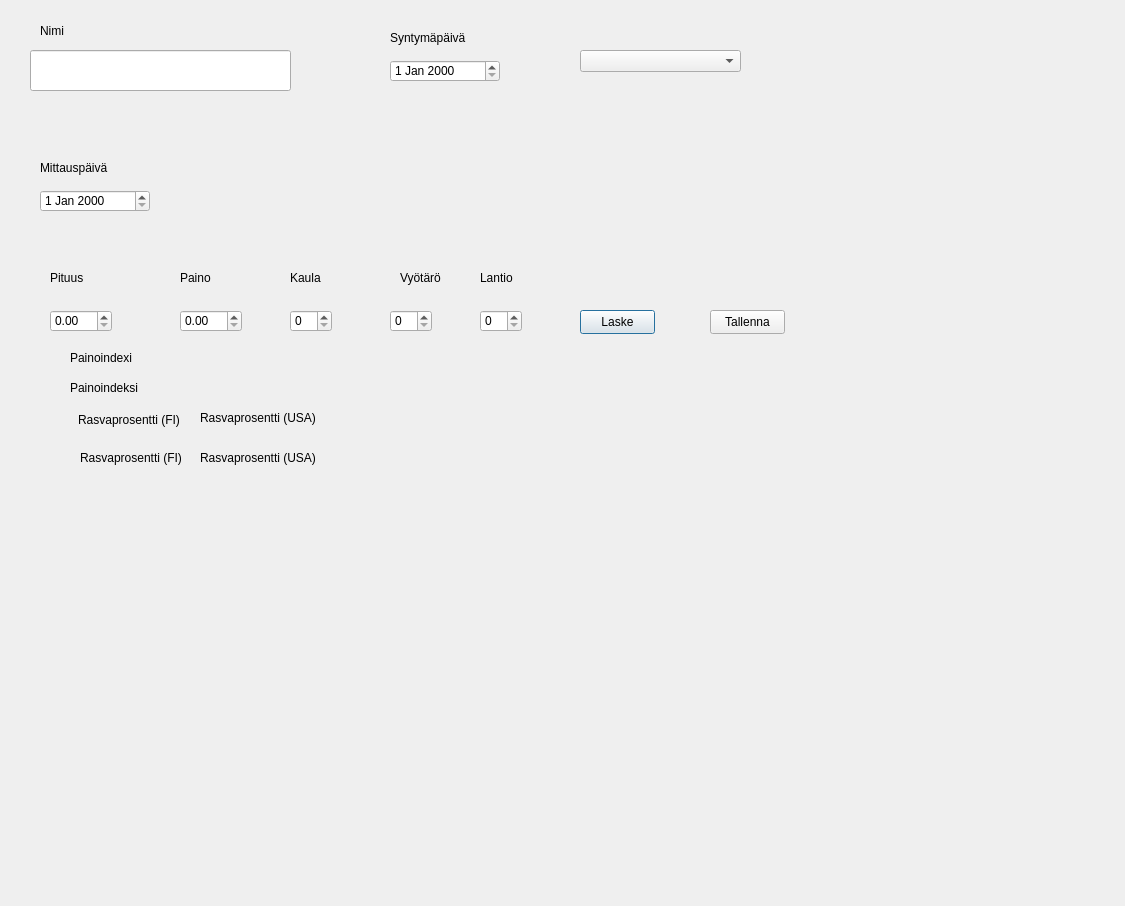
The window that Main.ui (Sandrowue/FitnessGUI) describes before a commit, drawn with Qt 5.
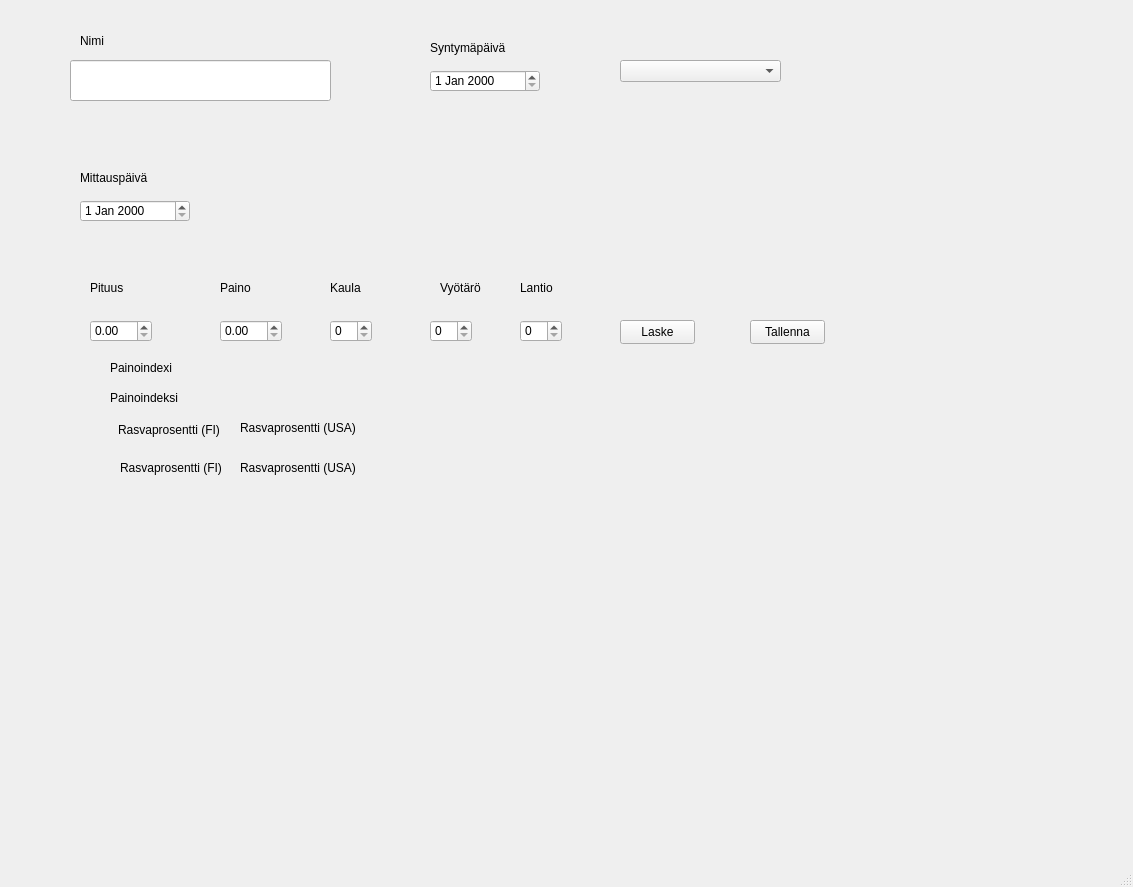
The same window after the commit.

Patch:
```diff
--- a/Main.ui
+++ b/Main.ui
@@ -1,23 +1,178 @@
 <?xml version="1.0" encoding="UTF-8"?>
 <ui version="4.0">
- <class>Dialog</class>
- <widget class="QDialog" name="Dialog">
+ <class>MainWindow</class>
+ <widget class="QMainWindow" name="MainWindow">
   <property name="geometry">
    <rect>
     <x>0</x>
     <y>0</y>
-    <width>1125</width>
-    <height>906</height>
+    <width>1133</width>
+    <height>887</height>
    </rect>
   </property>
   <property name="windowTitle">
    <string>Dialog</string>
   </property>
+  <widget class="QWidget" name="centralwidget">
+   <widget class="QDateEdit" name="birthDateEdit">
+    <property name="geometry">
+     <rect>
+      <x>430</x>
+      <y>70</y>
+      <width>110</width>
+      <height>22</height>
+     </rect>
+    </property>
+   </widget>
+   <widget class="QDoubleSpinBox" name="weightDoubleSpinBox">
+    <property name="geometry">
+     <rect>
+      <x>220</x>
+      <y>320</y>
+      <width>62</width>
+      <height>22</height>
+     </rect>
+    </property>
+   </widget>
+   <widget class="QLabel" name="rasvaprosentti_FI_label_2">
+    <property name="geometry">
+     <rect>
+      <x>120</x>
+      <y>460</y>
+      <width>161</width>
+      <height>16</height>
+     </rect>
+    </property>
+    <property name="text">
+     <string>Rasvaprosentti (FI)</string>
+    </property>
+   </widget>
+   <widget class="QSpinBox" name="kaulaSpinBox">
+    <property name="geometry">
+     <rect>
+      <x>330</x>
+      <y>320</y>
+      <width>42</width>
+      <height>22</height>
+     </rect>
+    </property>
+   </widget>
+   <widget class="QDateEdit" name="weighingDateEdit">
+    <property name="geometry">
+     <rect>
+      <x>80</x>
+      <y>200</y>
+      <width>110</width>
+      <height>22</height>
+     </rect>
+    </property>
+   </widget>
+   <widget class="QPushButton" name="laskePushButton">
+    <property name="geometry">
+     <rect>
+      <x>620</x>
+      <y>320</y>
+      <width>75</width>
+      <height>24</height>
+     </rect>
+    </property>
+    <property name="text">
+     <string>Laske</string>
+    </property>
+   </widget>
+   <widget class="QLabel" name="kaulaLabel">
+    <property name="geometry">
+     <rect>
+      <x>330</x>
+      <y>280</y>
+      <width>49</width>
+      <height>16</height>
+     </rect>
+    </property>
+    <property name="text">
+     <string>Kaula</string>
+    </property>
+   </widget>
+   <widget class="QLabel" name="rasvaprosentti_FI_label">
+    <property name="geometry">
+     <rect>
+      <x>118</x>
+      <y>420</y>
+      <width>111</width>
+      <height>20</height>
+     </rect>
+    </property>
+    <property name="text">
+     <string>Rasvaprosentti (FI)</string>
+    </property>
+   </widget>
+   <widget class="QLabel" name="weightLabel">
+    <property name="geometry">
+     <rect>
+      <x>220</x>
+      <y>280</y>
+      <width>49</width>
+      <height>16</height>
+     </rect>
+    </property>
+    <property name="text">
+     <string>Paino</string>
+    </property>
+   </widget>
+   <widget class="QLabel" name="birthLabel">
+    <property name="geometry">
+     <rect>
+      <x>430</x>
+      <y>40</y>
+      <width>101</width>
+      <height>16</height>
+     </rect>
+    </property>
+    <property name="text">
+     <string>Syntymäpäivä</string>
+    </property>
+   </widget>
+   <widget class="QLabel" name="lenghthLabel">
+    <property name="geometry">
+     <rect>
+      <x>90</x>
+      <y>280</y>
+      <width>51</width>
+      <height>16</height>
+     </rect>
+    </property>
+    <property name="text">
+     <string>Pituus</string>
+    </property>
+   </widget>
+   <widget class="QLabel" name="weighingLabel">
+    <property name="geometry">
+     <rect>
+      <x>80</x>
+      <y>170</y>
+      <width>141</width>
+      <height>16</height>
+     </rect>
+    </property>
+    <property name="text">
+     <string>Mittauspäivä</string>
+    </property>
+   </widget>
+   <widget class="QSpinBox" name="lantioSpinBox">
+    <property name="geometry">
+     <rect>
+      <x>520</x>
+      <y>320</y>
+      <width>42</width>
+      <height>22</height>
+     </rect>
+    </property>
+   </widget>
   <widget class="QLabel" name="nameLabel">
    <property name="geometry">
     <rect>
-     <x>40</x>
-     <y>20</y>
+      <x>80</x>
+      <y>30</y>
      <width>121</width>
      <height>21</height>
     </rect>
@@ -29,130 +184,67 @@
   <widget class="QLineEdit" name="nameLineEdit">
    <property name="geometry">
     <rect>
-     <x>30</x>
-     <y>50</y>
+      <x>70</x>
+      <y>60</y>
      <width>261</width>
      <height>41</height>
     </rect>
    </property>
   </widget>
-  <widget class="QLabel" name="weighingLabel">
+   <widget class="QLabel" name="rasvaprosentti_USA_label_2">
    <property name="geometry">
     <rect>
-     <x>40</x>
-     <y>160</y>
+      <x>240</x>
+      <y>460</y>
      <width>141</width>
      <height>16</height>
     </rect>
    </property>
    <property name="text">
-    <string>Mittauspäivä</string>
-   </property>
-  </widget>
-  <widget class="QDateEdit" name="weighingDateEdit">
+     <string>Rasvaprosentti (USA)</string>
+    </property>
+   </widget>
+   <widget class="QComboBox" name="genderComboBox">
    <property name="geometry">
     <rect>
-     <x>40</x>
-     <y>190</y>
-     <width>110</width>
+      <x>620</x>
+      <y>60</y>
+      <width>161</width>
      <height>22</height>
     </rect>
    </property>
+    <property name="placeholderText">
+     <string>Valitse sukupuoli</string>
+    </property>
   </widget>
   <widget class="QDoubleSpinBox" name="lengthDoubleSpinBox">
    <property name="geometry">
     <rect>
-     <x>50</x>
-     <y>310</y>
+      <x>90</x>
+      <y>320</y>
      <width>62</width>
      <height>22</height>
     </rect>
    </property>
   </widget>
-  <widget class="QLabel" name="lenghthLabel">
+   <widget class="QLabel" name="rasvaprosentti_USA_label">
    <property name="geometry">
     <rect>
-     <x>50</x>
-     <y>270</y>
-     <width>51</width>
+      <x>240</x>
+      <y>420</y>
+      <width>131</width>
      <height>16</height>
     </rect>
    </property>
    <property name="text">
-    <string>Pituus</string>
-   </property>
-  </widget>
-  <widget class="QDoubleSpinBox" name="weightDoubleSpinBox">
-   <property name="geometry">
-    <rect>
-     <x>180</x>
-     <y>310</y>
-     <width>62</width>
-     <height>22</height>
-    </rect>
-   </property>
-  </widget>
-  <widget class="QLabel" name="weightLabel">
-   <property name="geometry">
-    <rect>
-     <x>180</x>
-     <y>270</y>
-     <width>49</width>
-     <height>16</height>
-    </rect>
-   </property>
-   <property name="text">
-    <string>Paino</string>
-   </property>
-  </widget>
-  <widget class="QSpinBox" name="kaulaSpinBox">
-   <property name="geometry">
-    <rect>
-     <x>290</x>
-     <y>310</y>
-     <width>42</width>
-     <height>22</height>
-    </rect>
-   </property>
-  </widget>
-  <widget class="QSpinBox" name="vyotaroSpinBox">
-   <property name="geometry">
-    <rect>
-     <x>390</x>
-     <y>310</y>
-     <width>42</width>
-     <height>22</height>
-    </rect>
-   </property>
-  </widget>
-  <widget class="QSpinBox" name="lantioSpinBox">
-   <property name="geometry">
-    <rect>
-     <x>480</x>
-     <y>310</y>
-     <width>42</width>
-     <height>22</height>
-    </rect>
-   </property>
-  </widget>
-  <widget class="QLabel" name="kaulaLabel">
-   <property name="geometry">
-    <rect>
-     <x>290</x>
-     <y>270</y>
-     <width>49</width>
-     <height>16</height>
-    </rect>
-   </property>
-   <property name="text">
-    <string>Kaula</string>
+     <string>Rasvaprosentti (USA)</string>
    </property>
   </widget>
   <widget class="QLabel" name="vyotaroLabel">
    <property name="geometry">
     <rect>
-     <x>400</x>
-     <y>270</y>
+      <x>440</x>
+      <y>280</y>
      <width>49</width>
      <height>16</height>
     </rect>
@@ -164,8 +256,8 @@
   <widget class="QLabel" name="lantioLabel">
    <property name="geometry">
     <rect>
-     <x>480</x>
-     <y>270</y>
+      <x>520</x>
+      <y>280</y>
      <width>49</width>
      <height>16</height>
     </rect>
@@ -174,60 +266,11 @@
     <string>Lantio</string>
    </property>
   </widget>
-  <widget class="QPushButton" name="laskePushButton">
-   <property name="geometry">
-    <rect>
-     <x>580</x>
-     <y>310</y>
-     <width>75</width>
-     <height>24</height>
-    </rect>
-   </property>
-   <property name="text">
-    <string>Laske</string>
-   </property>
-  </widget>
-  <widget class="QPushButton" name="savePushButton">
-   <property name="geometry">
-    <rect>
-     <x>710</x>
-     <y>310</y>
-     <width>75</width>
-     <height>24</height>
-    </rect>
-   </property>
-   <property name="text">
-    <string>Tallenna</string>
-   </property>
-  </widget>
-  <widget class="QDateEdit" name="birthDateEdit">
-   <property name="geometry">
-    <rect>
-     <x>390</x>
-     <y>60</y>
-     <width>110</width>
-     <height>22</height>
-    </rect>
-   </property>
-  </widget>
-  <widget class="QLabel" name="birthLabel">
-   <property name="geometry">
-    <rect>
-     <x>390</x>
-     <y>30</y>
-     <width>101</width>
-     <height>16</height>
-    </rect>
-   </property>
-   <property name="text">
-    <string>Syntymäpäivä</string>
-   </property>
-  </widget>
   <widget class="QLabel" name="painoindexiLabel_2">
    <property name="geometry">
     <rect>
-     <x>70</x>
-     <y>380</y>
+      <x>110</x>
+      <y>390</y>
      <width>101</width>
      <height>16</height>
     </rect>
@@ -236,50 +279,34 @@
     <string>Painoindeksi</string>
    </property>
   </widget>
-  <widget class="QLabel" name="rasvaprosentti_FI_label">
+   <widget class="QSpinBox" name="vyotaroSpinBox">
    <property name="geometry">
     <rect>
-     <x>78</x>
-     <y>410</y>
-     <width>111</width>
-     <height>20</height>
-    </rect>
-   </property>
-   <property name="text">
-    <string>Rasvaprosentti (FI)</string>
-   </property>
-  </widget>
-  <widget class="QLabel" name="rasvaprosentti_USA_label">
+      <x>430</x>
+      <y>320</y>
+      <width>42</width>
+      <height>22</height>
+     </rect>
+    </property>
+   </widget>
+   <widget class="QPushButton" name="savePushButton">
    <property name="geometry">
     <rect>
-     <x>200</x>
-     <y>410</y>
-     <width>131</width>
-     <height>16</height>
+      <x>750</x>
+      <y>320</y>
+      <width>75</width>
+      <height>24</height>
     </rect>
    </property>
    <property name="text">
-    <string>Rasvaprosentti (USA)</string>
-   </property>
-  </widget>
-  <widget class="QLabel" name="rasvaprosentti_FI_label_2">
-   <property name="geometry">
-    <rect>
-     <x>80</x>
-     <y>450</y>
-     <width>161</width>
-     <height>16</height>
-    </rect>
-   </property>
-   <property name="text">
-    <string>Rasvaprosentti (FI)</string>
+     <string>Tallenna</string>
    </property>
   </widget>
   <widget class="QLabel" name="painoindexiLabel">
    <property name="geometry">
     <rect>
-     <x>70</x>
-     <y>350</y>
+      <x>110</x>
+      <y>360</y>
      <width>101</width>
      <height>16</height>
     </rect>
@@ -288,32 +315,18 @@
     <string>Painoindexi</string>
    </property>
   </widget>
-  <widget class="QComboBox" name="genderComboBox">
-   <property name="geometry">
-    <rect>
-     <x>580</x>
-     <y>50</y>
-     <width>161</width>
-     <height>22</height>
-    </rect>
-   </property>
-   <property name="placeholderText">
-    <string>Valitse sukupuoli</string>
-   </property>
   </widget>
-  <widget class="QLabel" name="rasvaprosentti_USA_label_2">
+  <widget class="QMenuBar" name="menubar">
    <property name="geometry">
     <rect>
-     <x>200</x>
-     <y>450</y>
-     <width>141</width>
-     <height>16</height>
+     <x>0</x>
+     <y>0</y>
+     <width>1133</width>
+     <height>21</height>
     </rect>
    </property>
-   <property name="text">
-    <string>Rasvaprosentti (USA)</string>
-   </property>
   </widget>
+  <widget class="QStatusBar" name="statusbar"/>
  </widget>
  <resources/>
  <connections/>
```
Left out of the diff: 2 changed lines with no effect on the pictures. Lines whose indentation alone changed are shown as unchanged.
